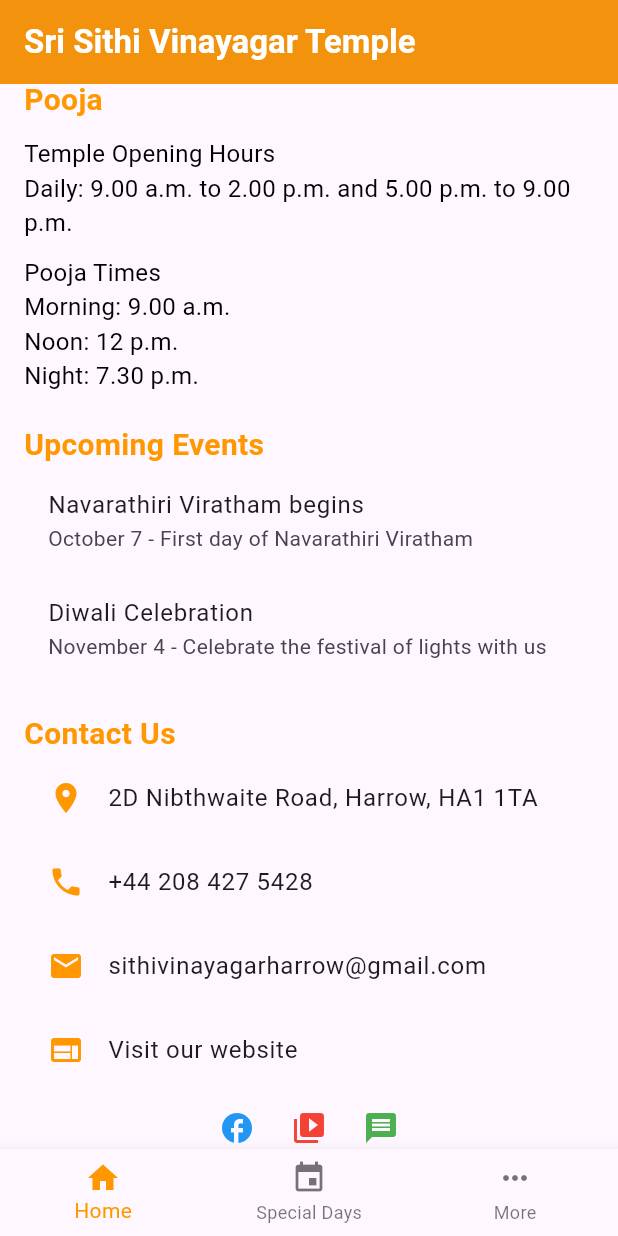
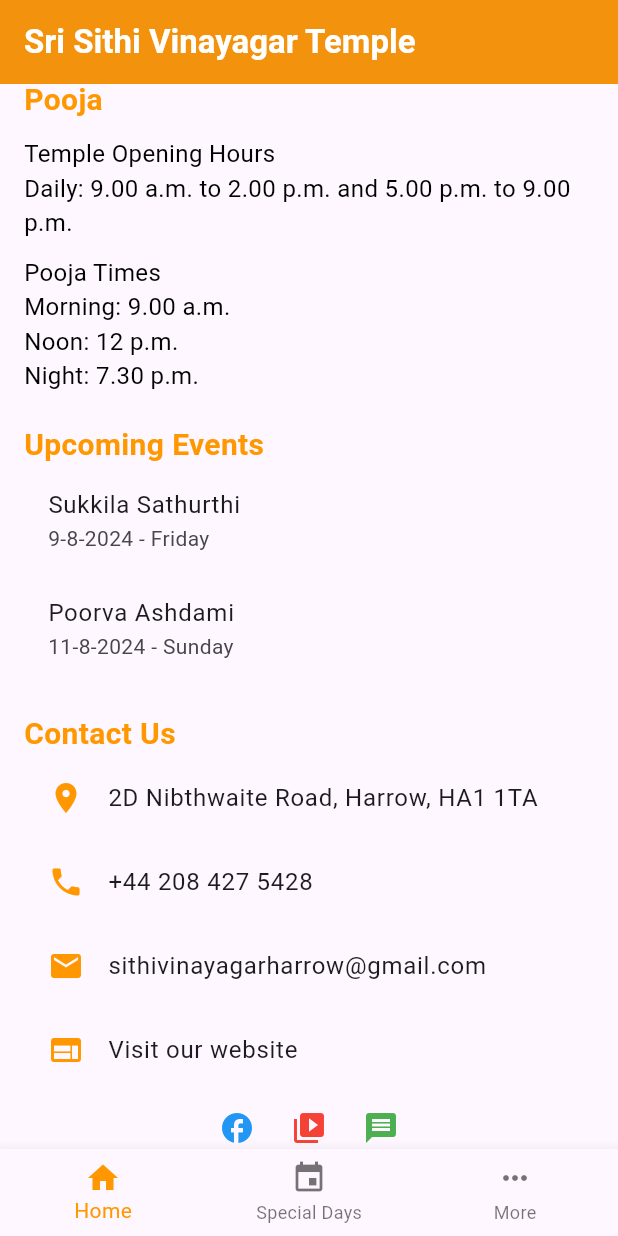
Before and after one commit to harrowsithivinayagar/harrowsithivinayagar, a Flutter app: the MainScreen screen opened directly, scrolled down 576 dp, after a tap on the "video collection" icon, on a phone screen of 412 x 824 dp. Run offline on Flutter 3.47's test engine with Material 3 defaults, Android fonts, the light colour scheme and no system bars; our stand-ins replace cached_network_image, cloud_firestore, firebase_analytics, firebase_auth, firebase_core, firebase_crashlytics and 4 more; accounts and stored records are empty.

Commit message:
updated event

```diff
--- a/lib/homeScreen.dart
+++ b/lib/homeScreen.dart
@@ -1,14 +1,20 @@
+// ignore_for_file: file_names
+
 import 'package:flutter/material.dart';
 import 'package:harrowsithivinayagar/analytics_service.dart';
 import 'package:url_launcher/url_launcher.dart';
 import 'event_service.dart';
+import 'event_model.dart';
 
 class HomeTab extends StatefulWidget {
   @override
+  // ignore: library_private_types_in_public_api
   _HomeTabState createState() => _HomeTabState();
 }
 
 class _HomeTabState extends State<HomeTab> {
+  late List<Event> _upcomingEvents = [];
+
   @override
   void initState() {
     super.initState();
@@ -17,6 +23,14 @@ class _HomeTabState extends State<HomeTab> {
 
   Future<void> _loadEvents() async {
     await EventService().loadEvents();
+    setState(() {
+      final now = DateTime.now();
+      _upcomingEvents = EventService()
+          .events
+          .where((event) => event.date.isAfter(now))
+          .toList()
+        ..sort((a, b) => a.date.compareTo(b.date));
+    });
   }
 
   @override
@@ -85,16 +99,13 @@ class _HomeTabState extends State<HomeTab> {
                     color: Colors.orange,
                   ),
                 ),
-                const ListTile(
-                  title: Text('Navarathiri Viratham begins'),
-                  subtitle:
-                      Text('October 7 - First day of Navarathiri Viratham'),
-                ),
-                const ListTile(
-                  title: Text('Diwali Celebration'),
-                  subtitle: Text(
-                      'November 4 - Celebrate the festival of lights with us'),
-                ),
+                ..._upcomingEvents.sublist(0, 2).map((event) {
+                  return ListTile(
+                    title: Text(event.event),
+                    subtitle: Text(
+                        '${event.date.day}-${event.date.month}-${event.date.year} - ${event.day}'),
+                  );
+                }),
                 const SizedBox(height: 20),
                 const Text(
                   'Contact Us',
@@ -191,7 +202,7 @@ class _HomeTabState extends State<HomeTab> {
                       },
                     ),
                     IconButton(
-                      icon: Icon(Icons.video_library, color: Colors.red),
+                      icon: const Icon(Icons.video_library, color: Colors.red),
                       onPressed: () async {
                         final Uri url = Uri.parse(
                             'https://www.youtube.com/channel/UCyThGcRQbt5uPvHw-u9GFOA');
@@ -207,7 +218,7 @@ class _HomeTabState extends State<HomeTab> {
                       },
                     ),
                     IconButton(
-                      icon: Icon(Icons.message, color: Colors.green),
+                      icon: const Icon(Icons.message, color: Colors.green),
                       onPressed: () async {
                         final Uri url = Uri.parse('https://wa.me/442084275428');
                         if (await canLaunchUrl(url)) {
--- a/pubspec.yaml
+++ b/pubspec.yaml
@@ -23,6 +23,7 @@ dependencies:
   cloud_firestore: ^5.2.1
   firebase_remote_config: ^5.0.4
   table_calendar: ^3.1.2
+  flutter_local_notifications: ^17.2.1+2
 
 dev_dependencies:
   flutter_test:
```
Also changed, not shown: lib/specialDaysTab.dart (+7 -4 lines), pubspec.lock, 2 other files.
